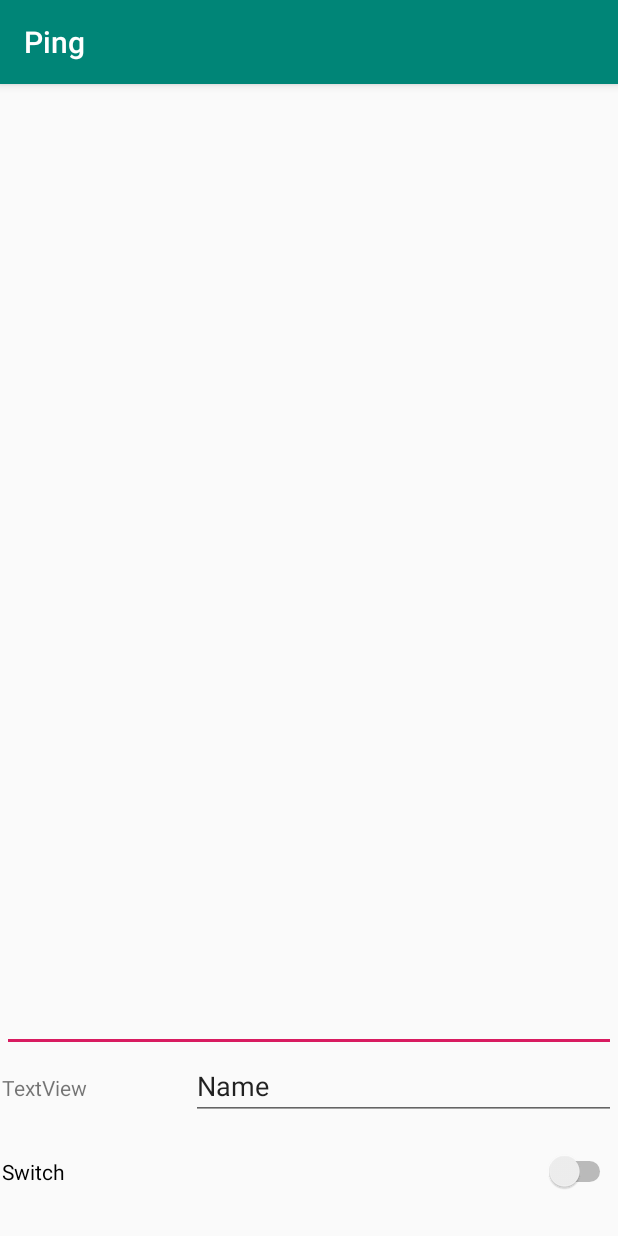
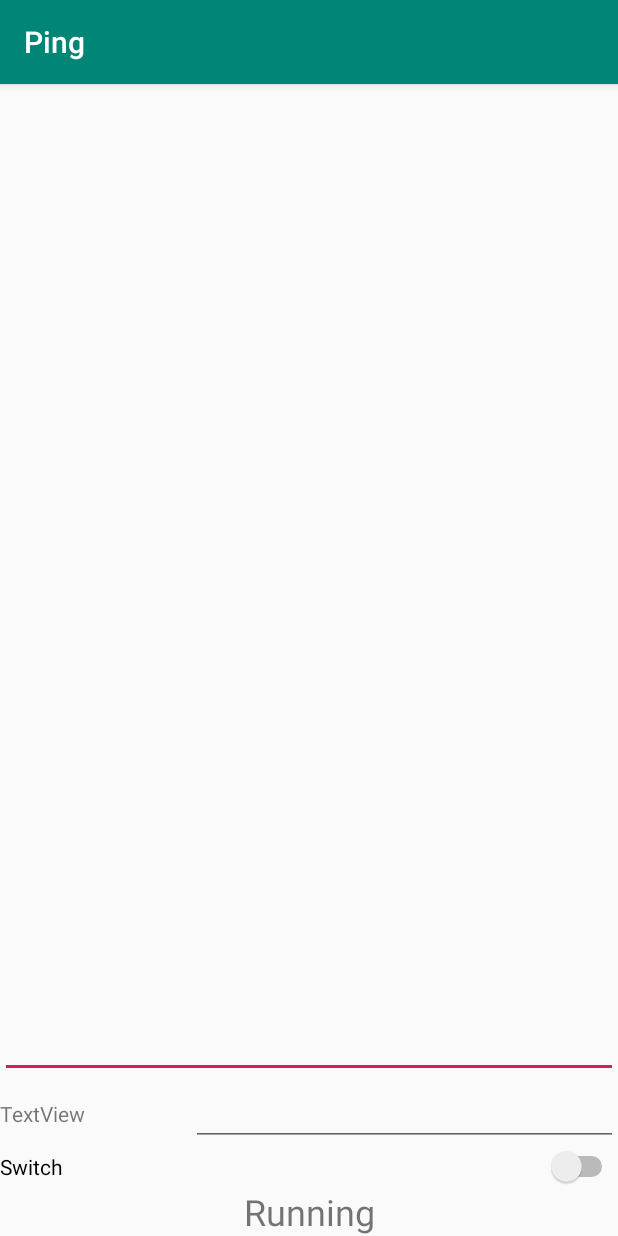
Before and after one commit to vikaspachdha/Ping, an Android app: the screen it shows after launch (MainActivity), on a phone screen of 412 x 824 dp. Run offline under Robolectric (Android 15) with nearby library versions, the phone set to English and light mode, and no system bars.

Commit message:
Changed layout

```diff
--- a/app/src/main/res/layout/activity_main.xml
+++ b/app/src/main/res/layout/activity_main.xml
@@ -6,30 +6,26 @@
     android:layout_height="match_parent"
     tools:context=".MainActivity">
 
-    <FrameLayout
-        android:layout_width="409dp"
-        android:layout_height="729dp"
+    <LinearLayout
+        android:layout_width="match_parent"
+        android:layout_height="match_parent"
+        android:orientation="vertical"
         app:layout_constraintBottom_toBottomOf="parent"
-        app:layout_constraintEnd_toEndOf="parent"
-        app:layout_constraintStart_toStartOf="parent"
-        app:layout_constraintTop_toTopOf="parent">
+        app:layout_constraintStart_toStartOf="parent">
+
+        <EditText
+            android:id="@+id/logText"
+            android:layout_width="match_parent"
+            android:layout_height="0dp"
+            android:layout_gravity="fill_vertical"
+            android:layout_weight="1"
+            android:ems="10"
+            android:gravity="start|top"
+            android:inputType="none" />
 
         <LinearLayout
             android:layout_width="match_parent"
-            android:layout_height="match_parent"
-            android:orientation="vertical">
-
-            <EditText
-                android:id="@+id/editText3"
-                android:layout_width="match_parent"
-                android:layout_height="626dp"
-                android:ems="10"
-                android:gravity="start|top"
-                android:inputType="textMultiLine" />
-
-            <LinearLayout
-                android:layout_width="match_parent"
-                android:layout_height="66dp"
+            android:layout_height="wrap_content"
             android:orientation="horizontal">
 
             <TextView
@@ -40,21 +36,29 @@
                 android:text="TextView" />
 
             <EditText
-                    android:id="@+id/editText2"
+                android:id="@+id/ipText"
                 android:layout_width="wrap_content"
                 android:layout_height="wrap_content"
                 android:layout_weight="1"
                 android:ems="10"
-                    android:inputType="textPersonName"
-                    android:text="Name" />
+                android:inputType="number"
+                android:digits="0123456789."/>
         </LinearLayout>
 
         <Switch
-                android:id="@+id/switch1"
+            android:id="@+id/monitorSwitch"
             android:layout_width="match_parent"
             android:layout_height="wrap_content"
             android:text="Switch" />
+
+        <TextView
+            android:id="@+id/statusView"
+            android:layout_width="match_parent"
+            android:layout_height="wrap_content"
+            android:editable="false"
+            android:gravity="center"
+            android:text="Running"
+            android:textSize="24sp" />
     </LinearLayout>
 
-    </FrameLayout>
 </androidx.constraintlayout.widget.ConstraintLayout>
```
Lines whose indentation alone changed are shown as unchanged.
